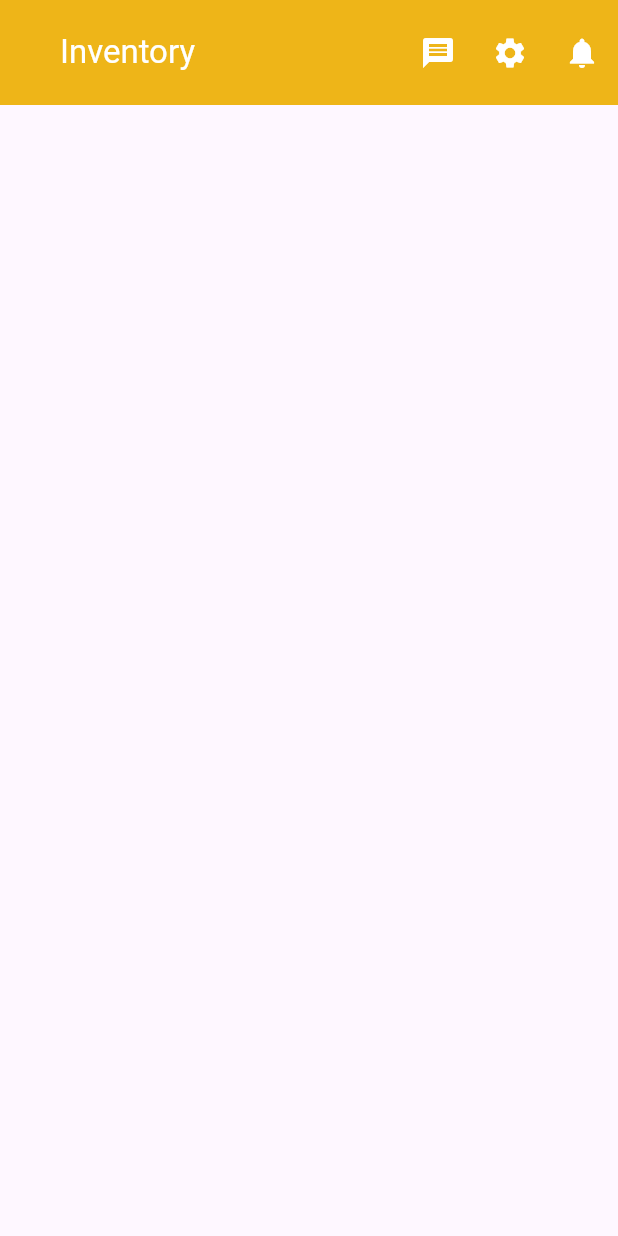
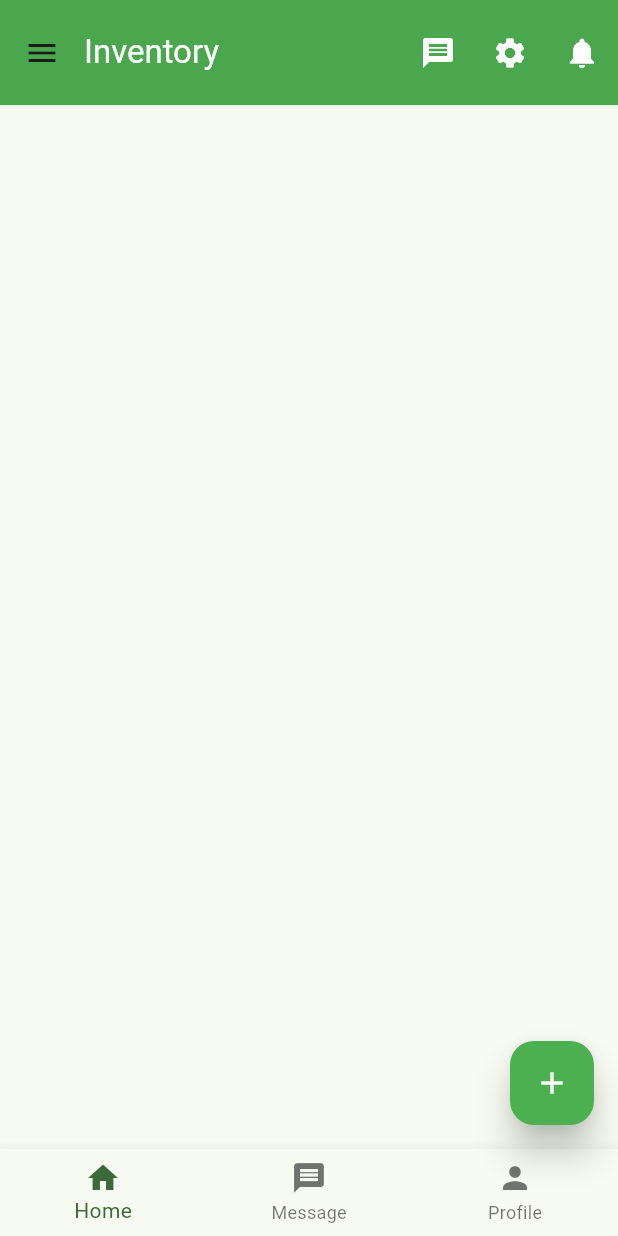
Before and after one commit to mahmud5658/flutter_resources, a Flutter app: the screen it shows after launch, on a phone screen of 412 x 824 dp. Run offline on Flutter 3.47's test engine with Material 3 defaults, Android fonts, the phone set to English and light mode, and no system bars; our stand-ins replace animated_text_kit, cached_network_image, image_picker.

Commit message:
flutter resources

```diff
--- a/lib/main.dart
+++ b/lib/main.dart
@@ -1,7 +1,5 @@
 import 'package:flutter/material.dart';
 import 'package:flutter_resources/ostad_record/home_activity.dart';
-
-
 
 void main() {
   runApp(const MyApp());
@@ -15,12 +13,13 @@ class MyApp extends StatelessWidget {
     return MaterialApp(
       debugShowCheckedModeBanner: false,
       theme: ThemeData(
-        // primarySwatch: Colors.amber,
-        primaryColor: Colors.pink,
-        appBarTheme: const AppBarTheme(backgroundColor: Colors.purple),
-        brightness: Brightness.light,
+        useMaterial3: true,
+        colorScheme: ColorScheme.fromSeed(
+          seedColor: Colors.green,
+          brightness: Brightness.light,
+        ),
       ),
-      home:  const HomeActivity(),
+      home: const HomeActivity(),
     );
   }
 }
--- a/lib/ostad_record/home_activity.dart
+++ b/lib/ostad_record/home_activity.dart
@@ -1,11 +1,25 @@
 import 'package:flutter/material.dart';
 
-class HomeActivity extends StatelessWidget {
+class HomeActivity extends StatefulWidget {
   const HomeActivity({super.key});
+
+  @override
+  State<HomeActivity> createState() => _HomeActivityState();
+}
+
+class _HomeActivityState extends State<HomeActivity> {
+  int selectedIndex = 0;
+
 
   mySnackBar(context, message) {
     return ScaffoldMessenger.of(context)
         .showSnackBar(SnackBar(content: Text(message)));
+  }
+
+  void onTapped(int index) {
+    setState(() {
+      selectedIndex = index;
+    });
   }
 
   @override
@@ -16,12 +30,13 @@ class HomeActivity extends StatelessWidget {
           'Inventory',
           style: TextStyle(color: Colors.white),
         ),
-        titleSpacing: 40,
+        titleSpacing: 0,
         // centerTitle: true,
         toolbarHeight: 70,
-        backgroundColor: Colors.amber,
+        backgroundColor: Colors.green,
         // toolbarOpacity: .3,
         elevation: 6,
+        // leading: const Icon(Icons.menu,color: Colors.white,),
         actions: [
           IconButton(
               onPressed: () {
@@ -33,7 +48,7 @@ class HomeActivity extends StatelessWidget {
               )),
           IconButton(
             onPressed: () {
-                mySnackBar(context, "This is setting icon");
+              mySnackBar(context, "This is setting icon");
             },
             icon: const Icon(
               Icons.settings,
@@ -42,7 +57,7 @@ class HomeActivity extends StatelessWidget {
           ),
           IconButton(
             onPressed: () {
-                mySnackBar(context, "This is notification icon");
+              mySnackBar(context, "This is notification icon");
             },
             icon: const Icon(
               Icons.notifications,
@@ -51,6 +66,82 @@ class HomeActivity extends StatelessWidget {
           )
         ],
       ),
+      floatingActionButton: FloatingActionButton(
+        onPressed: () {
+          mySnackBar(context, "This floating action button");
+        },
+        elevation: 10,
+        backgroundColor: Colors.green,
+        child: const Icon(
+          Icons.add,
+          color: Colors.white,
+        ),
+      ),
+      bottomNavigationBar: BottomNavigationBar(
+        items: const [
+          BottomNavigationBarItem(icon: Icon(Icons.home), label: 'Home'),
+          BottomNavigationBarItem(icon: Icon(Icons.message), label: "Message"),
+          BottomNavigationBarItem(icon: Icon(Icons.person), label: "Profile"),
+        ],
+        currentIndex: selectedIndex,
+        onTap: (int index) {
+          onTapped(index);
+          if (index == 0) {
+            mySnackBar(context, "This Home menu");
+          }
+          if (index == 1) {
+            mySnackBar(context, "This is message menu");
+          }
+          if (index == 2) {
+            mySnackBar(context, "This is profile menu");
+          }
+        },
+      ),
+      drawer: Drawer(
+        child: ListView(
+          children: [
+           const  DrawerHeader(
+              padding: EdgeInsets.all(0),
+              child: UserAccountsDrawerHeader(
+                decoration: BoxDecoration(color: Colors.black),
+                accountName: Text('Abdullah Al Mahmud'),
+                accountEmail: Text('mahmud15-5658@diu.edu.bd'),
+                currentAccountPicture: Image(image: NetworkImage('https://img.freepik.com/free-photo/young-bearded-man-with-striped-shirt_273609-5677.jpg?w=1380&t=st=1710860819~exp=1710861419~hmac=e309a2ccc2e8191406c07118b95d377dda81c782d2de5d66ecad3b55fa684a57'),
+
+                ),
+              ),
+            ),
+            ListTile(
+              leading: const Icon(Icons.home),
+              title: const Text('Home'),
+              onTap: () => {
+                mySnackBar(context, "This is home title"),
+              },
+            ),
+            ListTile(
+              leading: const Icon(Icons.phone),
+              title: const Text('Contact'),
+              onTap: () => {
+                mySnackBar(context, "This is contact title"),
+              },
+            ),
+            ListTile(
+              leading: const Icon(Icons.person),
+              title: const Text('Profile'),
+              onTap: () => {
+                mySnackBar(context, "This is profile title"),
+              },
+            ),
+            ListTile(
+              leading: const Icon(Icons.email),
+              title: const Text('Email'),
+              onTap: () => {
+                mySnackBar(context, "This is email title"),
+              },
+            ),
+          ],
+        ),
+      ),
     );
   }
 }
```
